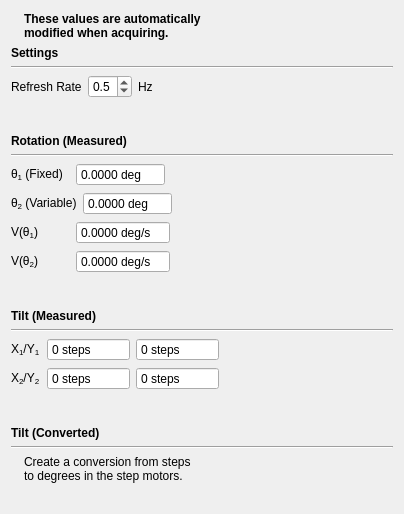
First picture: the form in client/src/windows/position_window.ui, repository lPrimemaster/DCScan-GUI, before the edit.
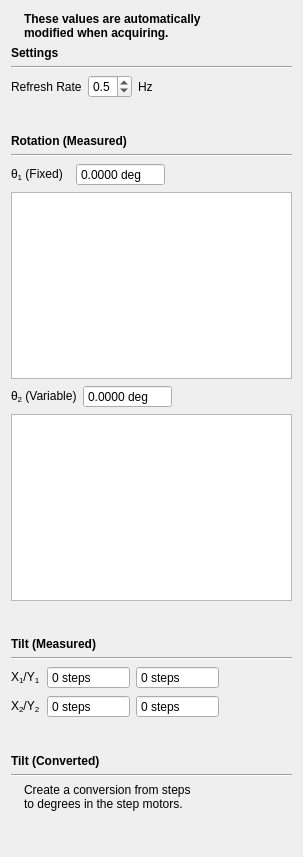
Second picture: the form after the edit. Icons and pictures are not drawn. Custom widgets are drawn as their Qt base class.

Commit message: Create graphs for the crystals' angles.

What changed in the file:
```diff
--- a/client/src/windows/position_window.ui
+++ b/client/src/windows/position_window.ui
@@ -6,8 +6,8 @@
    <rect>
     <x>0</x>
     <y>0</y>
-    <width>404</width>
-    <height>514</height>
+    <width>303</width>
+    <height>857</height>
    </rect>
   </property>
   <property name="windowTitle">
@@ -222,6 +222,9 @@
      </item>
     </layout>
    </item>
+   <item>
+    <widget class="QChartView" name="angle1_plot"/>
+   </item>
    <item>
     <layout class="QHBoxLayout" name="horizontalLayout_4">
      <item>
@@ -272,102 +275,7 @@
     </layout>
    </item>
    <item>
-    <layout class="QHBoxLayout" name="horizontalLayout_5">
-     <item>
-      <widget class="QLabel" name="label_6">
-       <property name="minimumSize">
-        <size>
-         <width>59</width>
-         <height>0</height>
-        </size>
-       </property>
-       <property name="text">
-        <string>&lt;html&gt;&lt;head/&gt;&lt;body&gt;&lt;p&gt;V(θ&lt;span style=&quot; vertical-align:sub;&quot;&gt;1&lt;/span&gt;)&lt;/p&gt;&lt;/body&gt;&lt;/html&gt;</string>
-       </property>
-      </widget>
-     </item>
-     <item>
-      <widget class="QDoubleSpinBox" name="doubleSpinBox_4">
-       <property name="readOnly">
-        <bool>true</bool>
-       </property>
-       <property name="buttonSymbols">
-        <enum>QAbstractSpinBox::NoButtons</enum>
-       </property>
-       <property name="suffix">
-        <string> deg/s</string>
-       </property>
-       <property name="decimals">
-        <number>4</number>
-       </property>
-       <property name="maximum">
-        <double>360.000000000000000</double>
-       </property>
-      </widget>
-     </item>
-     <item>
-      <spacer name="horizontalSpacer_5">
-       <property name="orientation">
-        <enum>Qt::Horizontal</enum>
-       </property>
-       <property name="sizeHint" stdset="0">
-        <size>
-         <width>40</width>
-         <height>20</height>
-        </size>
-       </property>
-      </spacer>
-     </item>
-    </layout>
-   </item>
-   <item>
-    <layout class="QHBoxLayout" name="horizontalLayout_6">
-     <item>
-      <widget class="QLabel" name="label_7">
-       <property name="minimumSize">
-        <size>
-         <width>59</width>
-         <height>0</height>
-        </size>
-       </property>
-       <property name="text">
-        <string>&lt;html&gt;&lt;head/&gt;&lt;body&gt;&lt;p&gt;V(θ&lt;span style=&quot; vertical-align:sub;&quot;&gt;2&lt;/span&gt;)&lt;/p&gt;&lt;/body&gt;&lt;/html&gt;</string>
-       </property>
-      </widget>
-     </item>
-     <item>
-      <widget class="QDoubleSpinBox" name="doubleSpinBox_5">
-       <property name="readOnly">
-        <bool>true</bool>
-       </property>
-       <property name="buttonSymbols">
-        <enum>QAbstractSpinBox::NoButtons</enum>
-       </property>
-       <property name="suffix">
-        <string> deg/s</string>
-       </property>
-       <property name="decimals">
-        <number>4</number>
-       </property>
-       <property name="maximum">
-        <double>360.000000000000000</double>
-       </property>
-      </widget>
-     </item>
-     <item>
-      <spacer name="horizontalSpacer_6">
-       <property name="orientation">
-        <enum>Qt::Horizontal</enum>
-       </property>
-       <property name="sizeHint" stdset="0">
-        <size>
-         <width>40</width>
-         <height>20</height>
-        </size>
-       </property>
-      </spacer>
-     </item>
-    </layout>
+    <widget class="QChartView" name="angle2_plot"/>
    </item>
    <item>
     <spacer name="verticalSpacer_3">
@@ -615,6 +523,13 @@
    </item>
   </layout>
  </widget>
+ <customwidgets>
+  <customwidget>
+   <class>QChartView</class>
+   <extends>QGraphicsView</extends>
+   <header>QtCharts</header>
+  </customwidget>
+ </customwidgets>
  <resources>
   <include location="../../res/res.qrc"/>
  </resources>
```
The commit also changes 3 other files.
